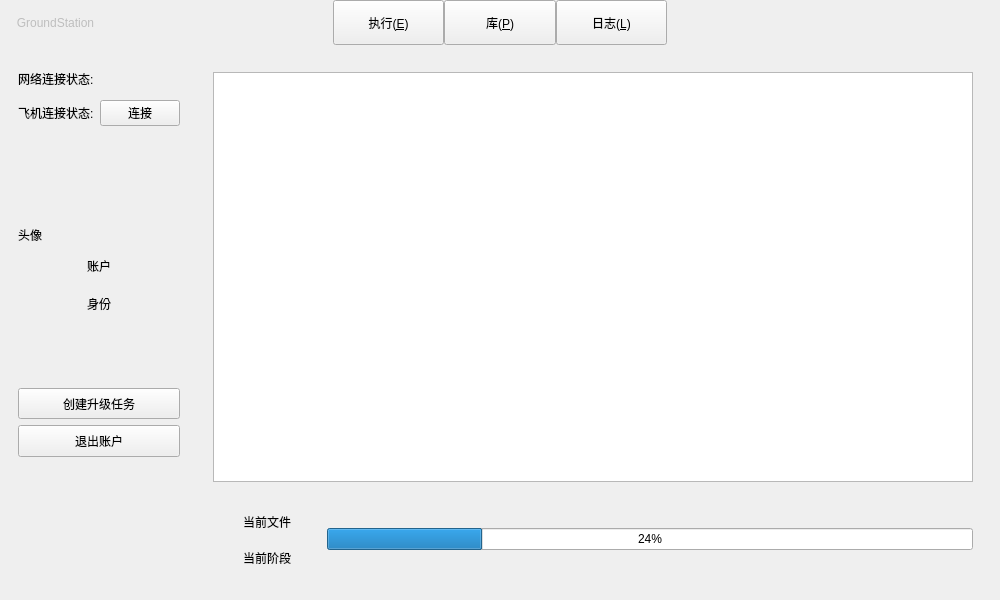
Old version of the form GroundStation/ui/mainwindow.ui in the repository Servaluna/GS_001.
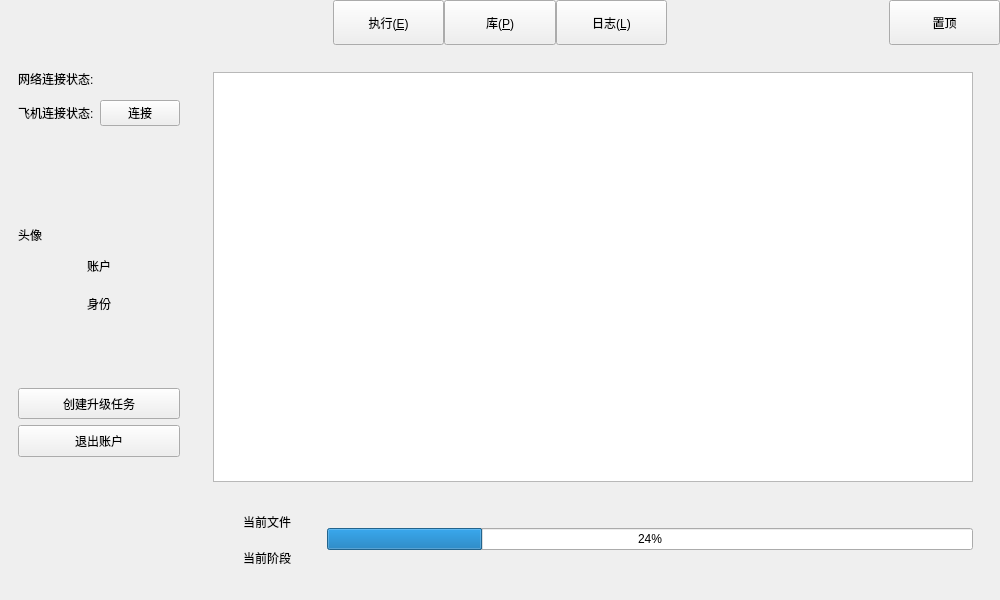
New version of the form.

The edit to the form file:
```diff
--- a/GroundStation/ui/mainwindow.ui
+++ b/GroundStation/ui/mainwindow.ui
@@ -73,7 +73,7 @@
         <kerning>false</kerning>
        </font>
       </property>
-      <layout class="QHBoxLayout" name="horizontalLayout" stretch="1,2,1,1,1,2,1">
+      <layout class="QHBoxLayout" name="horizontalLayout" stretch="3,1,1,1,2,1">
        <property name="spacing">
         <number>0</number>
        </property>
@@ -89,19 +89,6 @@
        <property name="bottomMargin">
         <number>0</number>
        </property>
-       <item>
-        <widget class="QLabel" name="labelGS">
-         <property name="enabled">
-          <bool>false</bool>
-         </property>
-         <property name="text">
-          <string>GroundStation</string>
-         </property>
-         <property name="alignment">
-          <set>Qt::AlignmentFlag::AlignCenter</set>
-         </property>
-        </widget>
-       </item>
        <item>
         <spacer name="horizontalSpacer">
          <property name="orientation">
@@ -177,9 +164,18 @@
         </spacer>
        </item>
        <item>
-        <widget class="QLabel" name="label_2">
+        <widget class="QPushButton" name="btnAlwaysOnTop">
+         <property name="sizePolicy">
+          <sizepolicy hsizetype="Minimum" vsizetype="Expanding">
+           <horstretch>0</horstretch>
+           <verstretch>0</verstretch>
+          </sizepolicy>
+         </property>
+         <property name="checkable">
+          <bool>true</bool>
+         </property>
          <property name="text">
-          <string/>
+          <string>置顶</string>
          </property>
         </widget>
        </item>
```
